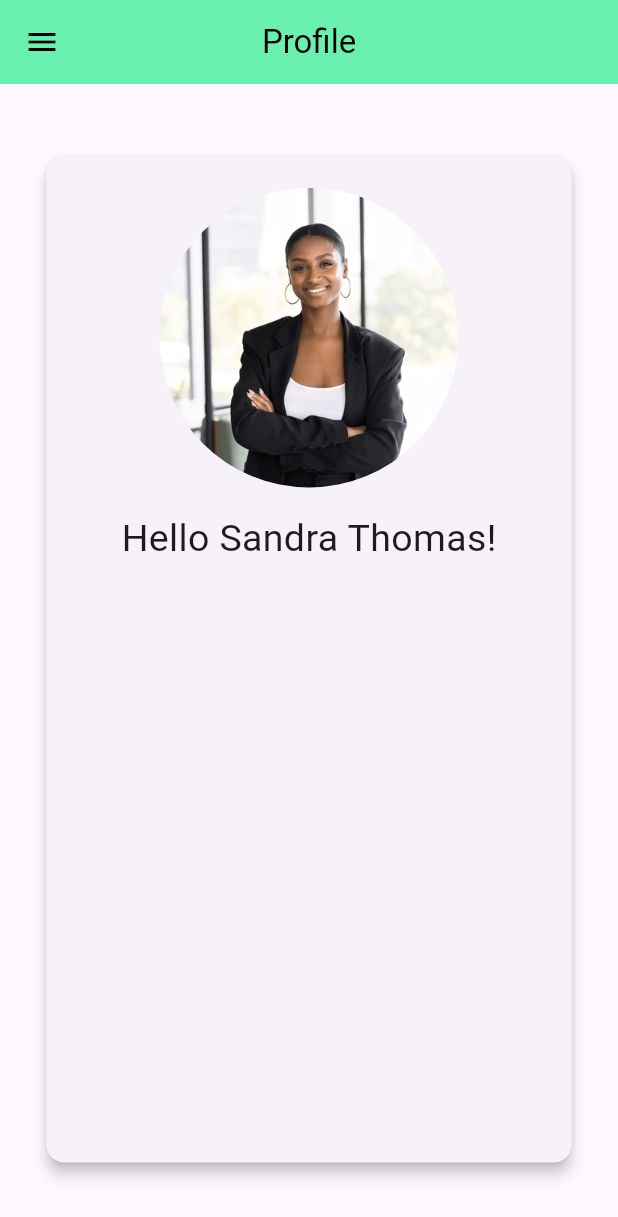
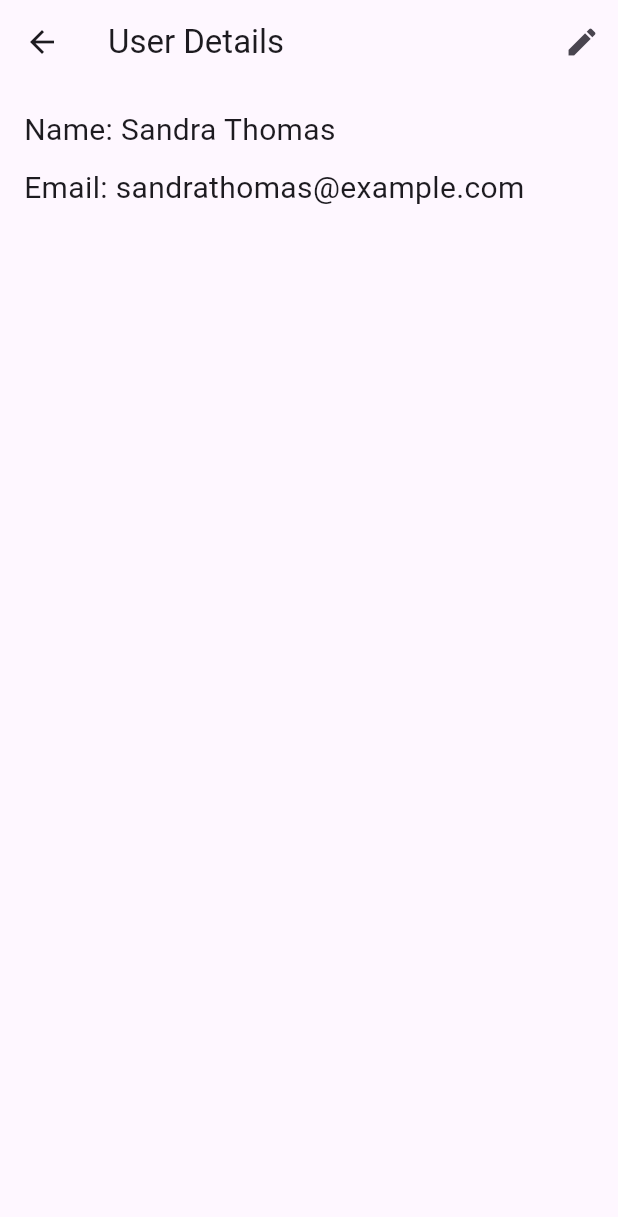
Before and after one commit to Sangi6740/ProfileDetails, a Flutter app: the Detailspage screen opened directly, on a phone screen of 412 x 824 dp. Shown: the top 1217 px of the screen. Run offline on Flutter 3.47's test engine with Material 3 defaults, Android fonts, the light colour scheme and no system bars.

Commit message:
changes in details editing

```diff
--- a/lib/main.dart
+++ b/lib/main.dart
@@ -106,74 +106,64 @@ class MyHomePage extends StatelessWidget {
   }
 }
 
-class Detailspage extends StatelessWidget {
+class Detailspage extends StatefulWidget {
+  @override
+  State<Detailspage> createState() => _DetailspageState();
+}
+
+class _DetailspageState extends State<Detailspage> {
+  bool isEditing = false;
+
+  final nameController = TextEditingController(text: "Sandra Thomas");
+  final emailController = TextEditingController(
+    text: "sandrathomas@example.com",
+  );
+
   @override
   Widget build(BuildContext context) {
     return Scaffold(
       appBar: AppBar(
-        title: const Text("Profile"),
-        backgroundColor: Colors.greenAccent,
-        foregroundColor: Colors.black,
-        centerTitle: true,
+        title: const Text('User Details'),
+        actions: [
+          IconButton(
+            icon: Icon(isEditing ? Icons.check : Icons.edit),
+            onPressed: () {
+              setState(() {
+                isEditing = !isEditing; // Toggle between view/edit
+              });
+            },
+          ),
+        ],
       ),
-      body: Center(
-        child: Card(
-          elevation: 4,
-          child: SizedBox(
-            width: 350,
-            height: 670,
-            child: Column(
-              children: [
-                Padding(
-                  padding: EdgeInsets.only(top: 20),
-                  child: CircleAvatar(
-                    radius: 100,
-                    backgroundImage: AssetImage('assets/profile.webp'),
+      body: Padding(
+        padding: const EdgeInsets.all(16.0),
+        child: isEditing
+            ? Column(
+                children: [
+                  TextField(
+                    controller: nameController,
+                    decoration: const InputDecoration(labelText: 'Name'),
                   ),
-                ),
-                SizedBox(height: 16),
-                Text("Hello Sandra Thomas!", style: TextStyle(fontSize: 25)),
-                SizedBox(height: 20),
-              ],
-            ),
-          ),
-        ),
-      ),
-      drawer: Drawer(
-        child: ListView(
-          children: [
-            DrawerHeader(
-              decoration: BoxDecoration(color: Colors.tealAccent),
-              child: Row(
+                  TextField(
+                    controller: emailController,
+                    decoration: const InputDecoration(labelText: 'Email'),
+                  ),
+                ],
+              )
+            : Column(
+                crossAxisAlignment: CrossAxisAlignment.start,
                 children: [
-                  CircleAvatar(
-                    radius: 50,
-                    backgroundImage: AssetImage('assets/profile.webp'),
+                  Text(
+                    'Name: ${nameController.text}',
+                    style: const TextStyle(fontSize: 20),
                   ),
-                  SizedBox(width: 20),
-                  Text(" Welcome Sandra! "),
+                  const SizedBox(height: 10),
+                  Text(
+                    'Email: ${emailController.text}',
+                    style: const TextStyle(fontSize: 20),
+                  ),
                 ],
               ),
-            ),
-            ListTile(
-              leading: Icon(Icons.home),
-              title: Text("My Home"),
-              onTap: () {
-                Navigator.pop(context);
-                Navigator.push(
-                  context,
-                  MaterialPageRoute(builder: (context) => MyHomePage()),
-                );
-              },
-            ),
-
-            ListTile(
-              leading: Icon(Icons.person),
-              title: Text("My details"),
-              selected: true,
-            ),
-          ],
-        ),
       ),
     );
   }
```
